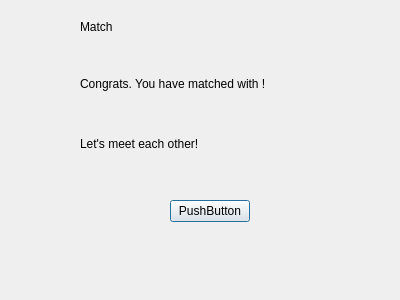
Old version of the form UI/match.ui in the repository cpp-park-vk-education/2023_1_Chaihona_-1.
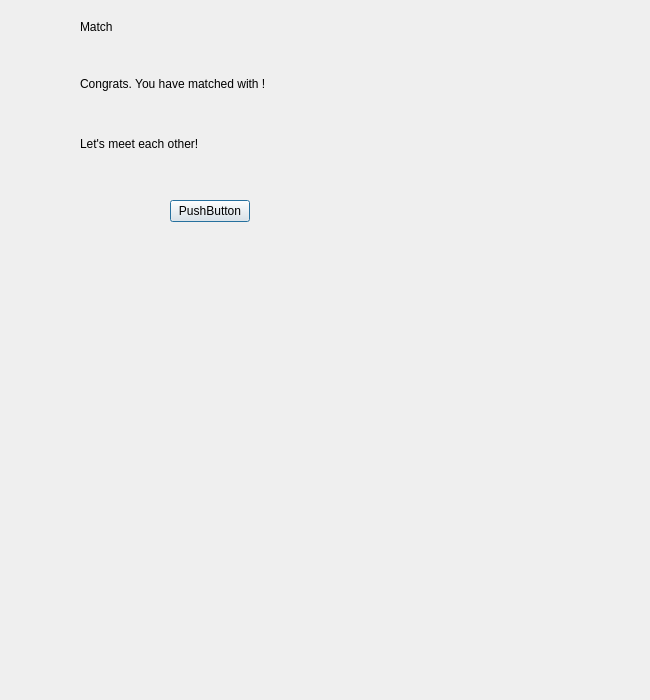
New version of the form.

The edit to the form file:
```diff
--- a/UI/match.ui
+++ b/UI/match.ui
@@ -6,8 +6,8 @@
    <rect>
     <x>0</x>
     <y>0</y>
-    <width>400</width>
-    <height>300</height>
+    <width>650</width>
+    <height>700</height>
    </rect>
   </property>
   <property name="windowTitle">
@@ -26,7 +26,7 @@
     <string>PushButton</string>
    </property>
   </widget>
-  <widget class="QWidget" name="">
+  <widget class="QWidget" name="layoutWidget">
    <property name="geometry">
     <rect>
      <x>80</x>
```
